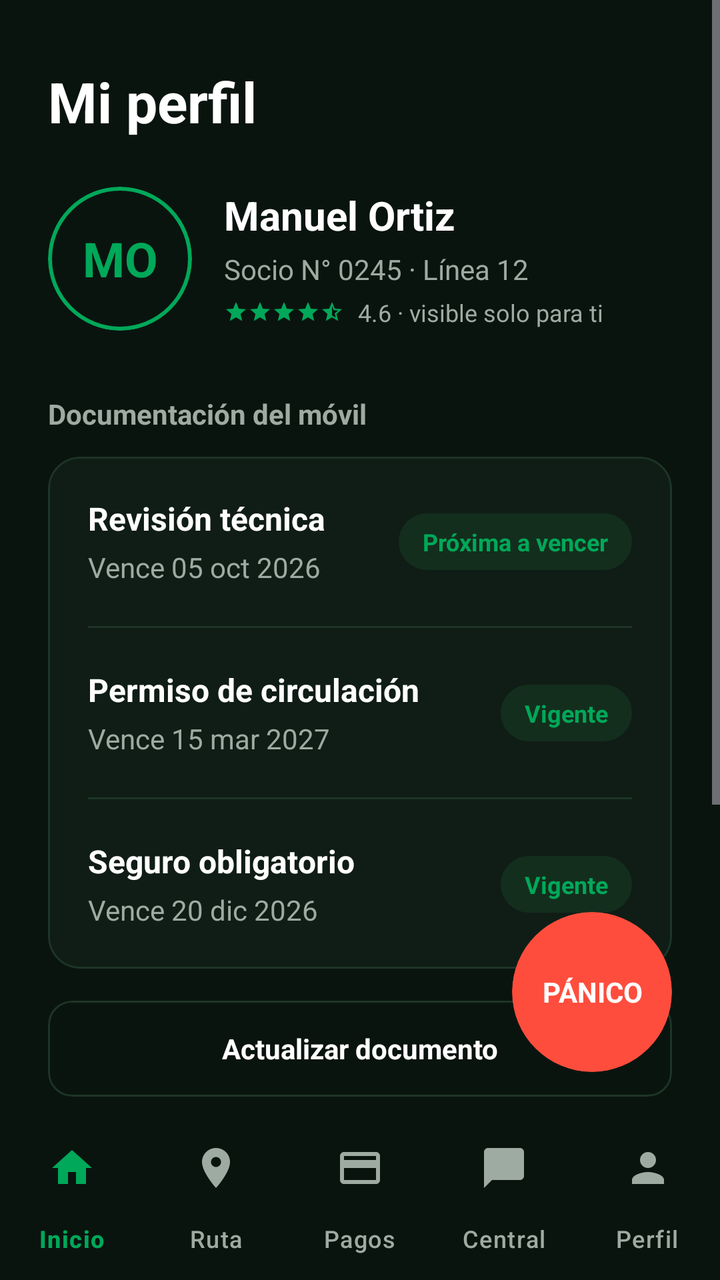
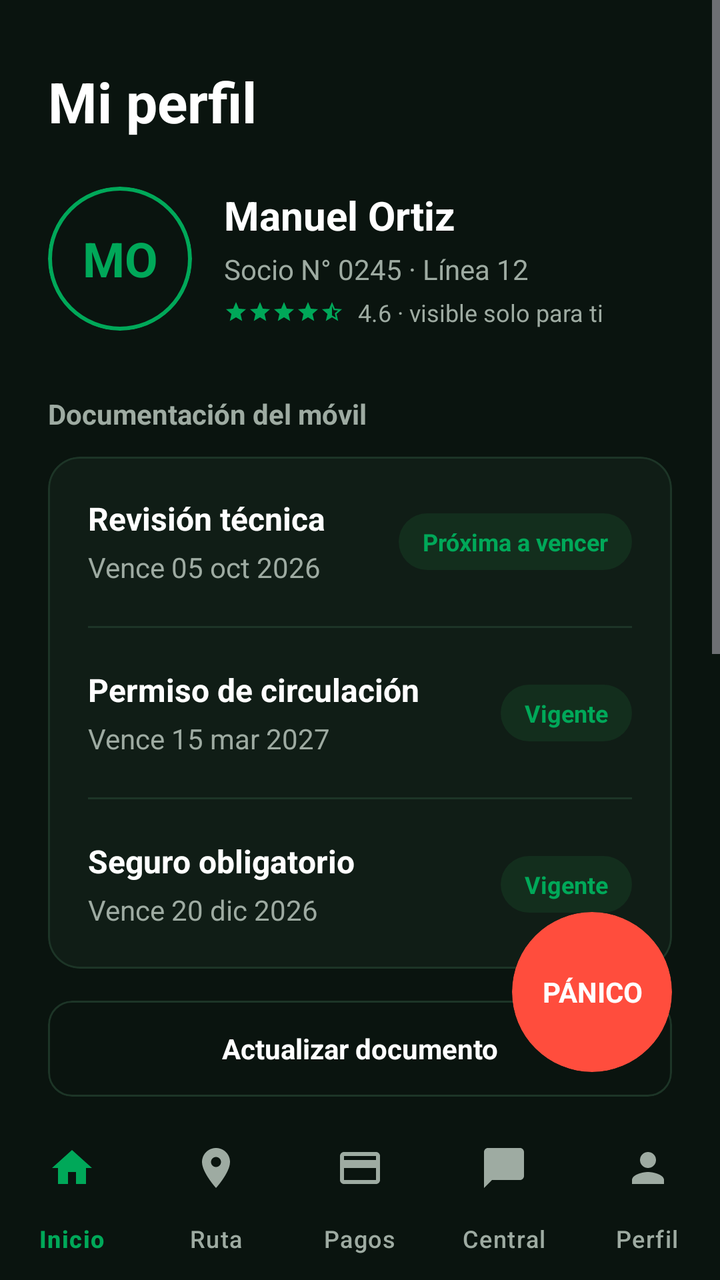

Compare the two renders of this Android layout. The source of the first and the diff that turns it into the second are given below.
<!-- AndroidManifest.xml: application theme Theme.Colectivos -->
<!-- res/layout/activity_profile.xml -->
<?xml version="1.0" encoding="utf-8"?>
<androidx.constraintlayout.widget.ConstraintLayout xmlns:android="http://schemas.android.com/apk/res/android"
    xmlns:app="http://schemas.android.com/apk/res-auto"
    android:layout_width="match_parent"
    android:layout_height="match_parent"
    android:background="@color/bg_dark">

    <ScrollView
        android:layout_width="match_parent"
        android:layout_height="0dp"
        app:layout_constraintTop_toTopOf="parent"
        app:layout_constraintBottom_toTopOf="@id/bottom_nav"
        android:fillViewport="true">

        <LinearLayout
            android:layout_width="match_parent"
            android:layout_height="wrap_content"
            android:orientation="vertical"
            android:paddingHorizontal="24dp"
            android:paddingTop="32dp"
            android:paddingBottom="24dp">

            <TextView
                android:layout_width="wrap_content"
                android:layout_height="wrap_content"
                android:text="Mi perfil"
                android:textColor="@color/text_primary"
                android:textSize="28sp"
                android:textStyle="bold" />

            
            <LinearLayout
                android:layout_width="match_parent"
                android:layout_height="wrap_content"
                android:layout_marginTop="24dp"
                android:orientation="horizontal"
                android:gravity="center_vertical">

                <com.google.android.material.card.MaterialCardView
                    android:layout_width="72dp"
                    android:layout_height="72dp"
                    app:cardBackgroundColor="@android:color/transparent"
                    app:cardCornerRadius="36dp"
                    app:strokeColor="@color/brand_yellow"
                    app:strokeWidth="2dp">
                    <TextView
                        android:layout_width="match_parent"
                        android:layout_height="match_parent"
                        android:text="MO"
                        android:textColor="@color/brand_yellow"
                        android:textSize="24sp"
                        android:textStyle="bold"
                        android:gravity="center" />
                </com.google.android.material.card.MaterialCardView>

                <LinearLayout
                    android:layout_width="match_parent"
                    android:layout_height="wrap_content"
                    android:orientation="vertical"
                    android:layout_marginStart="16dp">

                    <TextView
                        android:layout_width="wrap_content"
                        android:layout_height="wrap_content"
                        android:text="Manuel Ortiz"
                        android:textColor="@color/text_primary"
                        android:textSize="20sp"
                        android:textStyle="bold" />

                    <TextView
                        android:layout_width="wrap_content"
                        android:layout_height="wrap_content"
                        android:text="Socio N° 0245 · Línea 12"
                        android:textColor="@color/text_secondary"
                        android:textSize="14sp"
                        android:layout_marginTop="4dp" />

                    <LinearLayout
                        android:layout_width="wrap_content"
                        android:layout_height="wrap_content"
                        android:orientation="horizontal"
                        android:gravity="center_vertical"
                        android:layout_marginTop="4dp">
                        <ImageView
                            android:layout_width="12dp"
                            android:layout_height="12dp"
                            android:src="@drawable/ic_star_filled" />
                        <ImageView
                            android:layout_width="12dp"
                            android:layout_height="12dp"
                            android:src="@drawable/ic_star_filled" />
                        <ImageView
                            android:layout_width="12dp"
                            android:layout_height="12dp"
                            android:src="@drawable/ic_star_filled" />
                        <ImageView
                            android:layout_width="12dp"
                            android:layout_height="12dp"
                            android:src="@drawable/ic_star_filled" />
                        <ImageView
                            android:layout_width="12dp"
                            android:layout_height="12dp"
                            android:src="@drawable/ic_star_half" />

                        <TextView
                            android:layout_width="wrap_content"
                            android:layout_height="wrap_content"
                            android:text=" 4.6 · visible solo para ti"
                            android:textColor="@color/text_secondary"
                            android:textSize="12sp"
                            android:layout_marginStart="4dp" />
                    </LinearLayout>
                </LinearLayout>
            </LinearLayout>

            
            <TextView
                android:layout_width="wrap_content"
                android:layout_height="wrap_content"
                android:text="Documentación del móvil"
                android:textColor="@color/text_secondary"
                android:textSize="14sp"
                android:textStyle="bold"
                android:layout_marginTop="32dp" />

            <com.google.android.material.card.MaterialCardView
                android:layout_width="match_parent"
                android:layout_height="wrap_content"
                android:layout_marginTop="12dp"
                app:cardBackgroundColor="@color/card_bg"
                app:cardCornerRadius="16dp"
                app:strokeColor="@color/card_border"
                app:strokeWidth="1dp">

                <LinearLayout
                    android:layout_width="match_parent"
                    android:layout_height="wrap_content"
                    android:orientation="vertical">

                    
                    <androidx.constraintlayout.widget.ConstraintLayout
                        android:layout_width="match_parent"
                        android:layout_height="wrap_content"
                        android:padding="20dp">

                        <TextView
                            android:id="@+id/tv_doc1_title"
                            android:layout_width="wrap_content"
                            android:layout_height="wrap_content"
                            android:text="Revisión técnica"
                            android:textColor="@color/text_primary"
                            android:textSize="16sp"
                            android:textStyle="bold"
                            app:layout_constraintTop_toTopOf="parent"
                            app:layout_constraintStart_toStartOf="parent" />

                        <TextView
                            android:layout_width="wrap_content"
                            android:layout_height="wrap_content"
                            android:text="Vence 05 oct 2026"
                            android:textColor="@color/text_secondary"
                            android:textSize="14sp"
                            android:layout_marginTop="4dp"
                            app:layout_constraintTop_toBottomOf="@id/tv_doc1_title"
                            app:layout_constraintStart_toStartOf="parent" />

                        <TextView
                            android:layout_width="wrap_content"
                            android:layout_height="wrap_content"
                            android:text="Próxima a vencer"
                            android:textColor="@color/brand_yellow"
                            android:textSize="12sp"
                            android:textStyle="bold"
                            android:background="@drawable/bg_pill_yellow"
                            android:paddingHorizontal="12dp"
                            android:paddingVertical="6dp"
                            app:layout_constraintTop_toTopOf="parent"
                            app:layout_constraintBottom_toBottomOf="parent"
                            app:layout_constraintEnd_toEndOf="parent" />
                    </androidx.constraintlayout.widget.ConstraintLayout>

                    <View
                        android:layout_width="match_parent"
                        android:layout_height="1dp"
                        android:background="@color/card_border"
                        android:layout_marginHorizontal="20dp" />

                    
                    <androidx.constraintlayout.widget.ConstraintLayout
                        android:layout_width="match_parent"
                        android:layout_height="wrap_content"
                        android:padding="20dp">

                        <TextView
                            android:id="@+id/tv_doc2_title"
                            android:layout_width="wrap_content"
                            android:layout_height="wrap_content"
                            android:text="Permiso de circulación"
                            android:textColor="@color/text_primary"
                            android:textSize="16sp"
                            android:textStyle="bold"
                            app:layout_constraintTop_toTopOf="parent"
                            app:layout_constraintStart_toStartOf="parent" />

                        <TextView
                            android:layout_width="wrap_content"
                            android:layout_height="wrap_content"
                            android:text="Vence 15 mar 2027"
                            android:textColor="@color/text_secondary"
                            android:textSize="14sp"
                            android:layout_marginTop="4dp"
                            app:layout_constraintTop_toBottomOf="@id/tv_doc2_title"
                            app:layout_constraintStart_toStartOf="parent" />

                        <TextView
                            android:layout_width="wrap_content"
                            android:layout_height="wrap_content"
                            android:text="Vigente"
                            android:textColor="@color/status_green"
                            android:textSize="12sp"
                            android:textStyle="bold"
                            android:background="@drawable/bg_pill_green"
                            android:paddingHorizontal="12dp"
                            android:paddingVertical="6dp"
                            app:layout_constraintTop_toTopOf="parent"
                            app:layout_constraintBottom_toBottomOf="parent"
                            app:layout_constraintEnd_toEndOf="parent" />
                    </androidx.constraintlayout.widget.ConstraintLayout>

                    <View
                        android:layout_width="match_parent"
                        android:layout_height="1dp"
                        android:background="@color/card_border"
                        android:layout_marginHorizontal="20dp" />

                    
                    <androidx.constraintlayout.widget.ConstraintLayout
                        android:layout_width="match_parent"
                        android:layout_height="wrap_content"
                        android:padding="20dp">

                        <TextView
                            android:id="@+id/tv_doc3_title"
                            android:layout_width="wrap_content"
                            android:layout_height="wrap_content"
                            android:text="Seguro obligatorio"
                            android:textColor="@color/text_primary"
                            android:textSize="16sp"
                            android:textStyle="bold"
                            app:layout_constraintTop_toTopOf="parent"
                            app:layout_constraintStart_toStartOf="parent" />

                        <TextView
                            android:layout_width="wrap_content"
                            android:layout_height="wrap_content"
                            android:text="Vence 20 dic 2026"
                            android:textColor="@color/text_secondary"
                            android:textSize="14sp"
                            android:layout_marginTop="4dp"
                            app:layout_constraintTop_toBottomOf="@id/tv_doc3_title"
                            app:layout_constraintStart_toStartOf="parent" />

                        <TextView
                            android:layout_width="wrap_content"
                            android:layout_height="wrap_content"
                            android:text="Vigente"
                            android:textColor="@color/status_green"
                            android:textSize="12sp"
                            android:textStyle="bold"
                            android:background="@drawable/bg_pill_green"
                            android:paddingHorizontal="12dp"
                            android:paddingVertical="6dp"
                            app:layout_constraintTop_toTopOf="parent"
                            app:layout_constraintBottom_toBottomOf="parent"
                            app:layout_constraintEnd_toEndOf="parent" />
                    </androidx.constraintlayout.widget.ConstraintLayout>

                </LinearLayout>
            </com.google.android.material.card.MaterialCardView>

            <com.google.android.material.card.MaterialCardView
                android:id="@+id/btn_update_docs"
                android:layout_width="match_parent"
                android:layout_height="48dp"
                android:layout_marginTop="16dp"
                app:cardBackgroundColor="@android:color/transparent"
                app:cardCornerRadius="12dp"
                app:strokeColor="@color/card_border"
                app:strokeWidth="1dp"
                android:clickable="true"
                android:focusable="true">
                <TextView
                    android:layout_width="match_parent"
                    android:layout_height="match_parent"
                    android:text="Actualizar documento"
                    android:textColor="@color/white"
                    android:textSize="14sp"
                    android:textStyle="bold"
                    android:gravity="center" />
            </com.google.android.material.card.MaterialCardView>

            
            <TextView
                android:layout_width="wrap_content"
                android:layout_height="wrap_content"
                android:text="Cuenta"
                android:textColor="@color/text_secondary"
                android:textSize="14sp"
                android:textStyle="bold"
                android:layout_marginTop="32dp" />

            <com.google.android.material.card.MaterialCardView
                android:id="@+id/btn_logout"
                android:layout_width="match_parent"
                android:layout_height="64dp"
                android:layout_marginTop="12dp"
                app:cardBackgroundColor="@android:color/transparent"
                app:cardCornerRadius="16dp"
                app:strokeColor="#4A1E1E"
                app:strokeWidth="1dp"
                android:clickable="true"
                android:focusable="true">
                <TextView
                    android:layout_width="match_parent"
                    android:layout_height="match_parent"
                    android:text="Cerrar sesión"
                    android:textColor="@color/panic_red"
                    android:textSize="16sp"
                    android:textStyle="bold"
                    android:gravity="center" />
            </com.google.android.material.card.MaterialCardView>

            
            <Space
                android:layout_width="match_parent"
                android:layout_height="80dp" />

        </LinearLayout>
    </ScrollView>

    
    <com.google.android.material.card.MaterialCardView
        android:id="@+id/btn_panic"
        android:layout_width="80dp"
        android:layout_height="80dp"
        app:cardBackgroundColor="@color/panic_red"
        app:cardCornerRadius="40dp"
        app:strokeWidth="0dp"
        android:elevation="8dp"
        app:layout_constraintBottom_toTopOf="@id/bottom_nav"
        app:layout_constraintEnd_toEndOf="parent"
        android:layout_marginEnd="24dp"
        android:layout_marginBottom="24dp"
        android:clickable="true"
        android:focusable="true"
        android:contentDescription="@string/panic_button_content_description">

        <TextView
            android:layout_width="match_parent"
            android:layout_height="match_parent"
            android:gravity="center"
            android:text="PÁNICO"
            android:textColor="@color/white"
            android:textStyle="bold"
            android:textSize="14sp" />
    </com.google.android.material.card.MaterialCardView>

    <com.google.android.material.bottomnavigation.BottomNavigationView
        android:id="@+id/bottom_nav"
        android:layout_width="match_parent"
        android:layout_height="wrap_content"
        android:background="@color/bg_dark"
        app:layout_constraintBottom_toBottomOf="parent"
        app:menu="@menu/bottom_nav_menu"
        app:itemIconTint="@color/bottom_nav_color"
        app:itemTextColor="@color/bottom_nav_color"
        app:labelVisibilityMode="labeled" />

</androidx.constraintlayout.widget.ConstraintLayout>
<!-- resources referenced by this layout -->
<resources>
  <color name="bg_dark">#0A140F</color>
  <color name="brand_yellow">#00A859</color>
  <color name="card_bg">#101D16</color>
  <color name="card_border">#1D3527</color>
  <color name="panic_red">#FF4D3D</color>
  <color name="status_green">#00A859</color>
  <color name="text_primary">#FFFFFF</color>
  <color name="text_secondary">#9EABA2</color>
  <color name="white">#FFFFFFFF</color>
  <!-- drawable bg_pill_green (drawable) -->
  <?xml version="1.0" encoding="utf-8"?>
  <shape xmlns:android="http://schemas.android.com/apk/res/android"
      android:shape="rectangle">
      <solid android:color="@color/status_green_bg" />
      <corners android:radius="16dp" />
  </shape>
  <!-- drawable bg_pill_yellow (drawable) -->
  <?xml version="1.0" encoding="utf-8"?>
  <shape xmlns:android="http://schemas.android.com/apk/res/android"
      android:shape="rectangle">
      <solid android:color="@color/status_yellow_bg" />
      <corners android:radius="16dp" />
  </shape>
  <!-- drawable ic_star_filled (drawable) -->
  <vector xmlns:android="http://schemas.android.com/apk/res/android"
      android:width="16dp"
      android:height="16dp"
      android:viewportWidth="24"
      android:viewportHeight="24">
    <path
        android:fillColor="@color/brand_yellow"
        android:pathData="M12,17.27L18.18,21l-1.64,-7.03L22,9.24l-7.19,-0.61L12,2 9.19,8.63 2,9.24l5.46,4.73L5.82,21z"/>
  </vector>
  <!-- drawable ic_star_half (drawable) -->
  <vector xmlns:android="http://schemas.android.com/apk/res/android"
      android:width="16dp"
      android:height="16dp"
      android:viewportWidth="24"
      android:viewportHeight="24">
    <path
        android:fillColor="@color/brand_yellow"
        android:pathData="M22,9.24l-7.19,-0.62L12,2 9.19,8.63 2,9.24l5.46,4.73L5.82,21 12,17.27 18.18,21l-1.63,-7.03L22,9.24zM12,15.4V6.1l1.71,4.04 4.38,0.38 -3.32,2.88 0.99,4.28L12,15.4z"/>
  </vector>
  <string name="panic_button_content_description">Botón de pánico. Mantén presionado para enviar una alerta silenciosa a la central</string>
  <style name="Theme.Colectivos" parent="Base.Theme.Colectivos" />
  <color name="status_green_bg">#132E1D</color>
  <color name="status_yellow_bg">#132E1D</color>
  <style name="Base.Theme.Colectivos" parent="Theme.Material3.Dark.NoActionBar">
          <item name="android:windowBackground">@color/bg_dark</item>
          <item name="android:colorBackground">@color/bg_dark</item>
          <item name="colorPrimary">@color/brand_green</item>
          <item name="colorOnPrimary">@color/white</item>
          <item name="colorSecondary">@color/text_secondary</item>
      </style>
  <color name="brand_green">#00A859</color>
</resources>

<!-- the commit's change to res/layout/activity_profile.xml (unified diff, before → after) -->
@@ -303,6 +303,112 @@
             <TextView
                 android:layout_width="wrap_content"
                 android:layout_height="wrap_content"
+                android:text="Accesibilidad"
+                android:textColor="@color/text_secondary"
+                android:textSize="14sp"
+                android:textStyle="bold"
+                android:layout_marginTop="32dp" />
+
+            <com.google.android.material.card.MaterialCardView
+                android:layout_width="match_parent"
+                android:layout_height="wrap_content"
+                android:layout_marginTop="12dp"
+                app:cardBackgroundColor="@color/card_bg"
+                app:cardCornerRadius="16dp"
+                app:strokeColor="@color/card_border"
+                app:strokeWidth="1dp">
+
+                <LinearLayout
+                    android:layout_width="match_parent"
+                    android:layout_height="wrap_content"
+                    android:orientation="vertical"
+                    android:padding="16dp">
+
+                    <TextView
+                        android:id="@+id/tv_text_preview"
+                        android:layout_width="match_parent"
+                        android:layout_height="wrap_content"
+                        android:text="Vista previa del texto"
+                        android:textColor="@color/text_primary"
+                        android:textSize="18sp"
+                        android:textStyle="bold" />
+
+                    <LinearLayout
+                        android:layout_width="match_parent"
+                        android:layout_height="wrap_content"
+                        android:layout_marginTop="12dp"
+                        android:orientation="horizontal">
+
+                        <com.google.android.material.card.MaterialCardView
+                            android:id="@+id/btn_text_normal"
+                            android:layout_width="0dp"
+                            android:layout_height="48dp"
+                            android:layout_weight="1"
+                            android:layout_marginEnd="6dp"
+                            android:clickable="true"
+                            android:focusable="true"
+                            app:cardBackgroundColor="@android:color/transparent"
+                            app:cardCornerRadius="10dp"
+                            app:strokeColor="@color/card_border"
+                            app:strokeWidth="1dp">
+                            <TextView
+                                android:layout_width="match_parent"
+                                android:layout_height="match_parent"
+                                android:gravity="center"
+                                android:text="Normal"
+                                android:textColor="@color/text_primary"
+                                android:textSize="13sp" />
+                        </com.google.android.material.card.MaterialCardView>
+
+                        <com.google.android.material.card.MaterialCardView
+                            android:id="@+id/btn_text_large"
+                            android:layout_width="0dp"
+                            android:layout_height="48dp"
+                            android:layout_weight="1"
+                            android:layout_marginHorizontal="3dp"
+                            android:clickable="true"
+                            android:focusable="true"
+                            app:cardBackgroundColor="@android:color/transparent"
+                            app:cardCornerRadius="10dp"
+                            app:strokeColor="@color/card_border"
+                            app:strokeWidth="1dp">
+                            <TextView
+                                android:layout_width="match_parent"
+                                android:layout_height="match_parent"
+                                android:gravity="center"
+                                android:text="Grande"
+                                android:textColor="@color/text_primary"
+                                android:textSize="13sp" />
+                        </com.google.android.material.card.MaterialCardView>
+
+                        <com.google.android.material.card.MaterialCardView
+                            android:id="@+id/btn_text_extra_large"
+                            android:layout_width="0dp"
+                            android:layout_height="48dp"
+                            android:layout_weight="1"
+                            android:layout_marginStart="6dp"
+                            android:clickable="true"
+                            android:focusable="true"
+                            app:cardBackgroundColor="@android:color/transparent"
+                            app:cardCornerRadius="10dp"
+                            app:strokeColor="@color/card_border"
+                            app:strokeWidth="1dp">
+                            <TextView
+                                android:layout_width="match_parent"
+                                android:layout_height="match_parent"
+                                android:gravity="center"
+                                android:text="Muy grande"
+                                android:textColor="@color/text_primary"
+                                android:textSize="13sp" />
+                        </com.google.android.material.card.MaterialCardView>
+                    </LinearLayout>
+                </LinearLayout>
+            </com.google.android.material.card.MaterialCardView>
+
+            
+            <TextView
+                android:layout_width="wrap_content"
+                android:layout_height="wrap_content"
                 android:text="Cuenta"
                 android:textColor="@color/text_secondary"
                 android:textSize="14sp"
